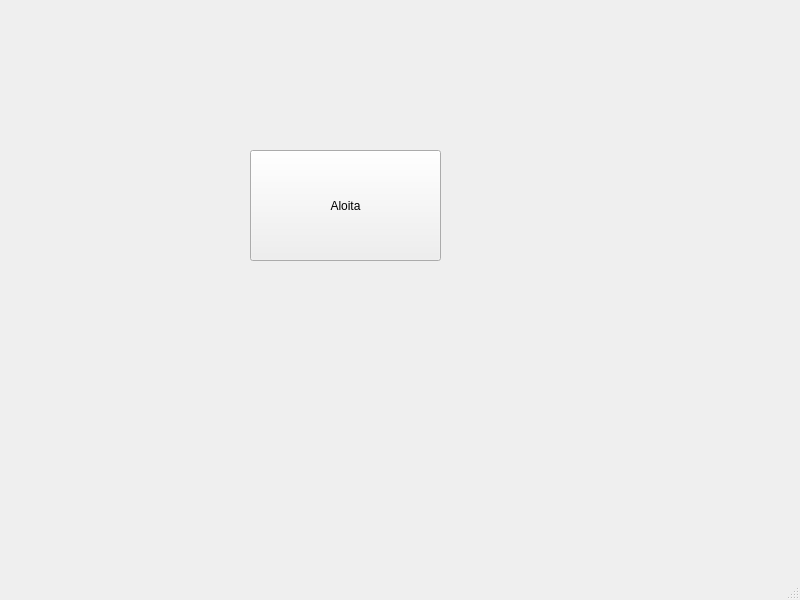
This is bank-automat/mainwindow.ui in tvt24kmo-project/group_13 as Qt 5 draws it before an edit. The edited form follows.
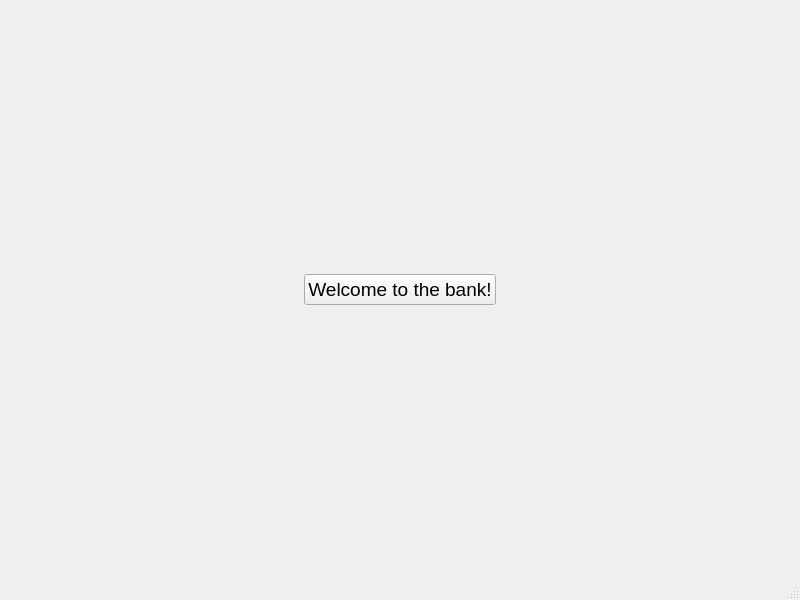
This is the edited form.

The edit to the form file:
```diff
--- a/bank-automat/mainwindow.ui
+++ b/bank-automat/mainwindow.ui
@@ -10,23 +10,88 @@
     <height>600</height>
    </rect>
   </property>
+  <property name="sizePolicy">
+   <sizepolicy hsizetype="Fixed" vsizetype="Fixed">
+    <horstretch>0</horstretch>
+    <verstretch>0</verstretch>
+   </sizepolicy>
+  </property>
   <property name="windowTitle">
    <string>MainWindow</string>
   </property>
   <widget class="QWidget" name="centralwidget">
-   <widget class="QPushButton" name="btnstart">
-    <property name="geometry">
-     <rect>
-      <x>250</x>
-      <y>150</y>
-      <width>191</width>
-      <height>111</height>
-     </rect>
-    </property>
-    <property name="text">
-     <string>Aloita</string>
-    </property>
-   </widget>
+   <layout class="QGridLayout" name="gridLayout">
+    <item row="0" column="1">
+     <spacer name="verticalSpacer">
+      <property name="orientation">
+       <enum>Qt::Vertical</enum>
+      </property>
+      <property name="sizeHint" stdset="0">
+       <size>
+        <width>20</width>
+        <height>228</height>
+       </size>
+      </property>
+     </spacer>
+    </item>
+    <item row="1" column="0">
+     <spacer name="horizontalSpacer">
+      <property name="orientation">
+       <enum>Qt::Horizontal</enum>
+      </property>
+      <property name="sizeHint" stdset="0">
+       <size>
+        <width>263</width>
+        <height>20</height>
+       </size>
+      </property>
+     </spacer>
+    </item>
+    <item row="1" column="1">
+     <widget class="QPushButton" name="btnstart">
+      <property name="sizePolicy">
+       <sizepolicy hsizetype="Fixed" vsizetype="Fixed">
+        <horstretch>0</horstretch>
+        <verstretch>0</verstretch>
+       </sizepolicy>
+      </property>
+      <property name="font">
+       <font>
+        <pointsize>14</pointsize>
+       </font>
+      </property>
+      <property name="text">
+       <string>Welcome to the bank!</string>
+      </property>
+     </widget>
+    </item>
+    <item row="1" column="2">
+     <spacer name="horizontalSpacer_2">
+      <property name="orientation">
+       <enum>Qt::Horizontal</enum>
+      </property>
+      <property name="sizeHint" stdset="0">
+       <size>
+        <width>263</width>
+        <height>20</height>
+       </size>
+      </property>
+     </spacer>
+    </item>
+    <item row="2" column="1">
+     <spacer name="verticalSpacer_2">
+      <property name="orientation">
+       <enum>Qt::Vertical</enum>
+      </property>
+      <property name="sizeHint" stdset="0">
+       <size>
+        <width>20</width>
+        <height>239</height>
+       </size>
+      </property>
+     </spacer>
+    </item>
+   </layout>
   </widget>
   <widget class="QMenuBar" name="menubar">
    <property name="geometry">
```
Left out of the diff: 2 changed lines with no effect on the pictures.
